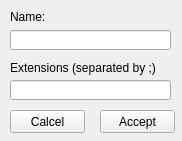
This is new.ui in uninhm/folder-organizer as Qt 5 draws it before an edit. The edited form follows.
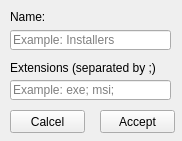
This is the edited form.

Commit message: Ejemplos en QLineEdit

```diff
--- a/new.ui
+++ b/new.ui
@@ -35,6 +35,9 @@
      <height>20</height>
     </rect>
    </property>
+   <property name="placeholderText">
+    <string>Example: Installers</string>
+   </property>
   </widget>
   <widget class="QLabel" name="label_2">
    <property name="geometry">
@@ -58,6 +61,12 @@
      <height>20</height>
     </rect>
    </property>
+   <property name="toolTip">
+    <string/>
+   </property>
+   <property name="placeholderText">
+    <string>Example: exe; msi;</string>
+   </property>
   </widget>
   <widget class="QPushButton" name="cancelButton">
    <property name="geometry">
```
The commit also changes 1 other file.
